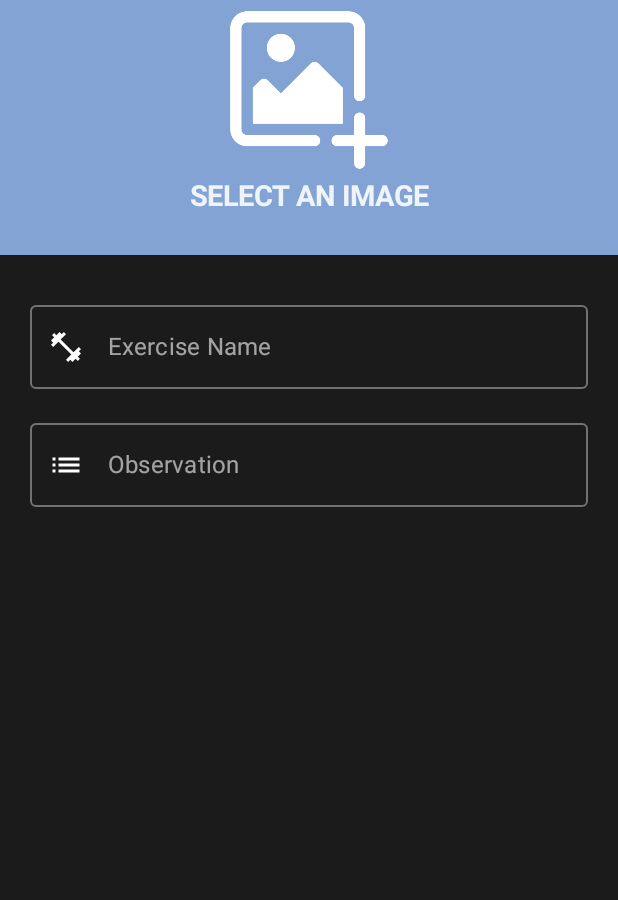
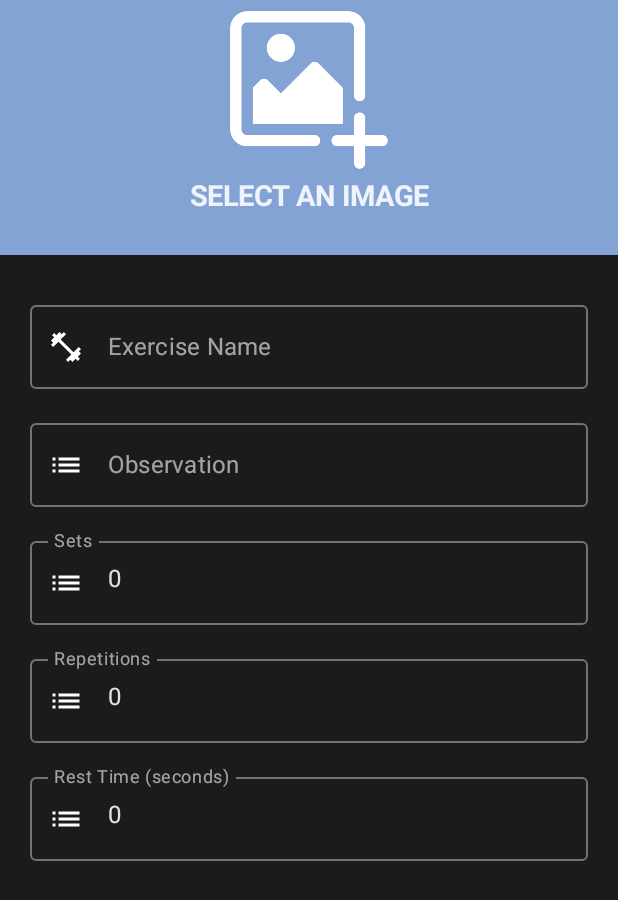
Before and after one commit to thiago082882/Leal-Fitness-New, an Android app built with Jetpack Compose: the @Preview function DefaultNewPostContent, on a phone screen of 412 x 824 dp. Shown: the top 900 px of the screen. Run offline under Robolectric (Android 15) with nearby library versions, the phone set to English and light mode, and no system bars; our stand-ins replace Dagger/Hilt's generated code, Firebase (no records; nobody signed in at launch, a user with empty details on screens opened directly).

Commit message:
Projeto final

```diff
--- a/app/build.gradle
+++ b/app/build.gradle
@@ -99,6 +99,9 @@ dependencies {
     //   FilenameUtils
     implementation "commons-io:commons-io:2.7"
 
+    implementation "androidx.compose.animation:animation:1.6.7"
+
+
 }
 kapt {
     correctErrorTypes = true
--- a/app/src/main/java/com/thiago/fitness/domain/model/Exercise.kt
+++ b/app/src/main/java/com/thiago/fitness/domain/model/Exercise.kt
@@ -4,8 +4,11 @@ package com.thiago.fitness.domain.model
 data class Exercise(
 
     var id: String = "",
+    val trainingId: String = "",
     val name: String = "",
     val remarks: String = "",
     var image: String = "",
-    val trainingId: String = ""
+    val sets: Int = 0,
+    val repetitions: Int = 0,
+    val restTimeSeconds: Int = 0,
 )
--- a/app/src/main/java/com/thiago/fitness/presentation/navigation/DetailsNavGraph.kt
+++ b/app/src/main/java/com/thiago/fitness/presentation/navigation/DetailsNavGraph.kt
@@ -90,7 +90,11 @@ sealed class DetailsScreen(val route: String) {
     data object NewTraining : DetailsScreen("training/new")
 
 
-    data object NewExercise : DetailsScreen("training/exercise/new/{trainingId}")
+    //data object NewExercise : DetailsScreen("training/exercise/new/{trainingId}")
+
+    data object NewExercise : DetailsScreen("training/exercise/new/{trainingId}") {
+        fun createRoute(trainingId: String) = "training/exercise/new/$trainingId"
+    }
 
     data object ProfileUpdate : DetailsScreen("profile/update/{user}") {
         fun passUser(user: String) = "profile/update/$user"
--- a/app/src/main/java/com/thiago/fitness/screens/detail_training/components/DetailTrainingContent.kt
+++ b/app/src/main/java/com/thiago/fitness/screens/detail_training/components/DetailTrainingContent.kt
@@ -58,7 +58,7 @@ fun DetailTrainingContent(
                 contentScale = ContentScale.Crop
             )
             IconButton(
-                onClick = { navController?.popBackStack() },
+                onClick = { navController.popBackStack() },
                 modifier = Modifier
                     .padding(16.dp)
                     .size(35.dp)
@@ -67,7 +67,7 @@ fun DetailTrainingContent(
                 Icon(
                     imageVector = Icons.Default.ArrowBack,
                     contentDescription = "",
-                    tint = DarkGray900,
+                    tint = Color.White,
 
                 )
             }
--- a/app/src/main/java/com/thiago/fitness/screens/new_exercise/NewExerciseState.kt
+++ b/app/src/main/java/com/thiago/fitness/screens/new_exercise/NewExerciseState.kt
@@ -8,6 +8,9 @@ data class NewExerciseState(
  val name: String = "",
  val remarks: String = "",
  var image: String = "",
+ val sets: Int = 0,
+ val repetitions: Int = 0,
+ val restTimeSeconds: Int = 0
 
 
 
--- a/app/src/main/java/com/thiago/fitness/screens/new_exercise/components/NewExerciseContent.kt
+++ b/app/src/main/java/com/thiago/fitness/screens/new_exercise/components/NewExerciseContent.kt
@@ -6,7 +6,6 @@ import androidx.compose.material.MaterialTheme
 import androidx.compose.material.Surface
 import androidx.compose.material.Text
 import androidx.compose.material.icons.Icons
-import androidx.compose.material.icons.filled.Face
 import androidx.compose.material.icons.filled.FitnessCenter
 import androidx.compose.material.icons.filled.List
 import androidx.compose.runtime.Composable
@@ -124,6 +123,45 @@ fun NewExerciseContent(viewModel: NewExerciseViewModel = hiltViewModel()) {
 
                 }
             )
+            DefaultTextField(
+                modifier = Modifier
+                    .fillMaxWidth()
+                    .padding(top = 0.dp, start = 20.dp, end = 20.dp),
+                value = state.sets.toString(),
+                onValueChange = { viewModel.onSetsInput(it.toIntOrNull() ?: 0) },
+                label = "Sets",
+                icon = Icons.Default.List,
+                errorMsg = "",
+                validateField = {
+
+                }
+            )
+            DefaultTextField(
+                modifier = Modifier
+                    .fillMaxWidth()
+                    .padding(top = 0.dp, start = 20.dp, end = 20.dp),
+                value = state.repetitions.toString(),
+                onValueChange = { viewModel.onRepetitionsInput(it.toIntOrNull() ?: 0) },
+                label = "Repetitions",
+                icon = Icons.Default.List,
+                errorMsg = "",
+                validateField = {
+
+                }
+            )
+            DefaultTextField(
+                modifier = Modifier
+                    .fillMaxWidth()
+                    .padding(top = 0.dp, start = 20.dp, end = 20.dp),
+                value = state.restTimeSeconds.toString(),
+                onValueChange = { viewModel.onRestTimeSecondsInput(it.toIntOrNull() ?: 0) },
+                label = "Rest Time (seconds)",
+                icon = Icons.Default.List,
+                errorMsg = "",
+                validateField = {
+
+                }
+            )
         }
     }
 }
```
Also changed, not shown: app/src/main/java/com/thiago/fitness/screens/my_exercise/MyExerciseScreen.kt (+2 -8 lines), app/src/main/java/com/thiago/fitness/screens/my_exercise/components/MyExerciseCard.kt (+127 -20 lines), app/src/main/java/com/thiago/fitness/screens/new_exercise/NewExerciseViewModel.kt (+16 -2 lines).
